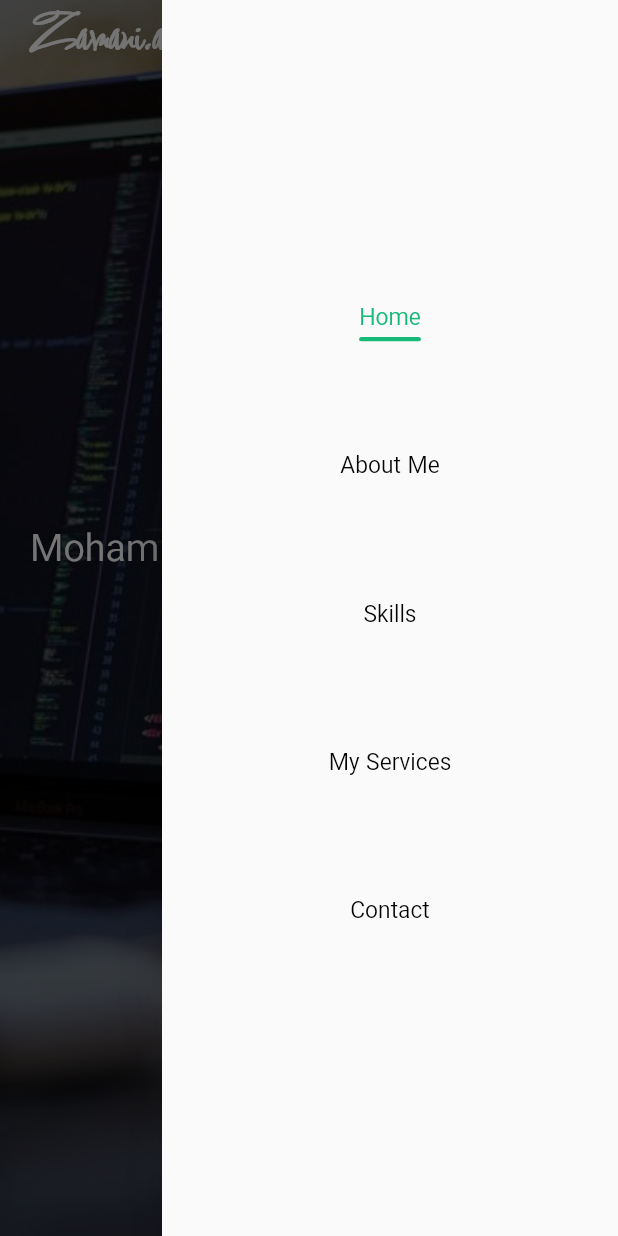
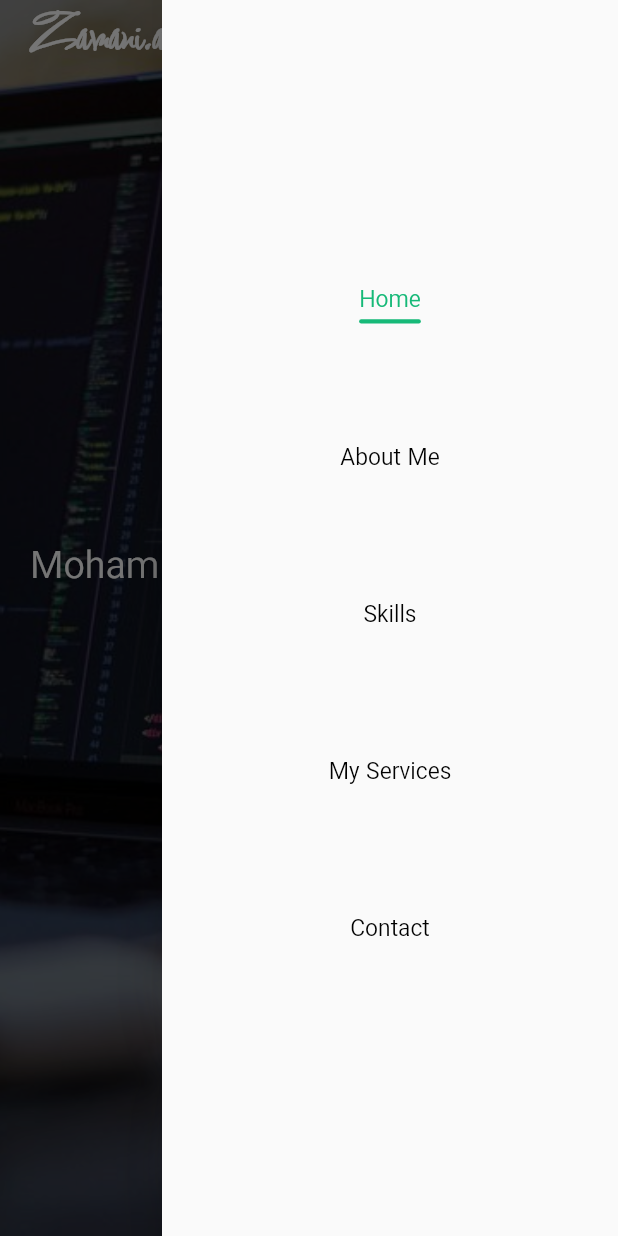
Before and after one commit to zamaniafshar/zamaniafshar.github.io, a Flutter app: the screen it shows after launch, after a tap on the "menu" icon, on a phone screen of 412 x 824 dp. Run offline on Flutter 3.47's test engine with Material 2 defaults, Android fonts, the light colour scheme and no system bars; drawn by our look-alikes of animated_text_kit; our stand-ins replace auto_size_text, flutter_hooks, hooks_riverpod; generated files the repository leaves out were written again.

Commit message:
refactor: make codes cleaner and more readable

```diff
--- a/lib/ui/widgets/about_me/about_me.dart
+++ b/lib/ui/widgets/about_me/about_me.dart
@@ -3,6 +3,7 @@
 import 'package:personal_website/common/constants/assets_paths.dart';
 import 'package:personal_website/common/constants/constants.dart';
 import 'package:personal_website/common/responsive/responsive.dart';
+import 'package:personal_website/ui/widgets/custom_elevated_button.dart';
 
 class AboutMe extends StatelessWidget {
   const AboutMe({super.key});
@@ -12,17 +13,19 @@
     final screen = Screen.of(context);
     final localization = AppLocalizations.of(context)!;
     final theme = Theme.of(context);
+
     final isSmallScreen = screen.width <= kMinLargeTabletWidth;
     final buttonPadding = EdgeInsets.symmetric(
-      horizontal: screen.fromMTD(25, 25, 40),
-      vertical: screen.fromMTD(15, 15, 20),
+      horizontal: screen.fromMTD(20, 25, 40),
+      vertical: screen.fromMTD(10, 15, 15),
     );
+
     final myAvatar = ConstrainedBox(
       constraints: const BoxConstraints(
         maxWidth: 300,
         maxHeight: 300,
-        minWidth: 120,
-        minHeight: 120,
+        minWidth: 150,
+        minHeight: 150,
       ),
       child: PhysicalModel(
         shape: BoxShape.circle,
@@ -38,8 +41,10 @@
         ),
       ),
     );
+
     final aboutMeTextAlign = isSmallScreen ? TextAlign.center : TextAlign.start;
-    final aboutMe = Column(
+
+    Widget aboutMe = Column(
       mainAxisAlignment: MainAxisAlignment.center,
       crossAxisAlignment: isSmallScreen ? CrossAxisAlignment.center : CrossAxisAlignment.start,
       children: [
@@ -67,77 +72,52 @@
         Row(
           mainAxisSize: MainAxisSize.min,
           children: [
-            ElevatedButton(
+            CustomElevatedButton(
               onPressed: () {},
-              style: ElevatedButton.styleFrom(
-                backgroundColor: theme.primaryColor,
-                elevation: 5,
-                shape: RoundedRectangleBorder(
-                  borderRadius: BorderRadius.circular(100),
-                ),
-                padding: buttonPadding,
+              padding: buttonPadding,
+              gradientBackground: LinearGradient(
+                colors: [
+                  theme.primaryColorLight,
+                  theme.primaryColorDark,
+                ],
               ),
-              child: Text(
-                localization.downloadResume,
-                style: theme.textTheme.titleMedium!.copyWith(
-                  color: Colors.white,
-                ),
-              ),
+              borderRadius: BorderRadius.circular(100),
+              child: Text(localization.downloadResume),
             ),
             screen.horizontalSpace(2.5),
-            ElevatedButton(
+            CustomElevatedButton(
               onPressed: () {},
-              style: ElevatedButton.styleFrom(
-                backgroundColor: Colors.white,
-                foregroundColor: theme.primaryColor,
-                surfaceTintColor: theme.primaryColor,
-                elevation: 5,
-                shape: RoundedRectangleBorder(
-                  borderRadius: BorderRadius.circular(100),
-                  side: BorderSide(
-                    color: theme.primaryColor,
-                  ),
-                ),
-                padding: buttonPadding,
+              backgroundColor: Colors.white,
+              foregroundColor: theme.primaryColor,
+              borderSide: BorderSide(
+                color: theme.primaryColor,
               ),
-              child: Text(
-                localization.hireMe,
-                style: theme.textTheme.titleMedium!.copyWith(
-                  color: theme.primaryColor,
-                ),
-              ),
+              borderRadius: BorderRadius.circular(100),
+              child: Text(localization.hireMe),
             ),
           ],
         ),
       ],
     );
 
-    final Widget child;
-    if (isSmallScreen) {
-      child = Column(
+    if (!isSmallScreen) {
+      aboutMe = Expanded(child: aboutMe);
+    }
+
+    final space = isSmallScreen ? SizedBox(height: 25) : SizedBox(width: 40);
+
+    return Padding(
+      padding: screen.contentPadding,
+      child: Flex(
+        direction: isSmallScreen ? Axis.vertical : Axis.horizontal,
         crossAxisAlignment: CrossAxisAlignment.center,
         mainAxisAlignment: MainAxisAlignment.center,
         children: [
           myAvatar,
-          screen.verticalSpace(5),
+          space,
           aboutMe,
         ],
-      );
-    } else {
-      child = Row(
-        crossAxisAlignment: CrossAxisAlignment.center,
-        mainAxisAlignment: MainAxisAlignment.center,
-        children: [
-          myAvatar,
-          screen.horizontalSpace(5),
-          Expanded(child: aboutMe),
-        ],
-      );
-    }
-
-    return Padding(
-      padding: screen.contentPadding,
-      child: child,
+      ),
     );
   }
 }
--- a/lib/ui/widgets/animated_title_text.dart
+++ b/lib/ui/widgets/animated_title_text.dart
@@ -14,6 +14,7 @@
   Widget build(BuildContext context) {
     final theme = Theme.of(context);
     final isSelected = useState(false);
+
     useEffect(() {
       Future.delayed(const Duration(seconds: 1), () {
         if (!context.mounted) return;
@@ -21,10 +22,11 @@
       });
       return null;
     }, const []);
+
     return AnimatedUnderlineText(
       text: title,
       isSelected: isSelected.value,
-      animateText: false,
+      selectedTextColor: theme.colorScheme.onSurface,
       textStyle: theme.textTheme.displaySmall,
       duration: const Duration(milliseconds: 500),
     );
--- a/lib/ui/widgets/animated_underline_text.dart
+++ b/lib/ui/widgets/animated_underline_text.dart
@@ -4,19 +4,20 @@
   const AnimatedUnderlineText({
     Key? key,
     required this.text,
+    this.textStyle,
+    this.selectedTextColor,
+    this.unselectedTextColor,
     this.isSelected = false,
-    this.textStyle,
     this.duration = const Duration(seconds: 1),
-    this.animateText = true,
     this.underlineMaxHeight = 4,
   }) : super(key: key);
 
   final String text;
-  final TextStyle? textStyle;
   final bool isSelected;
   final Duration duration;
-
-  final bool animateText;
+  final TextStyle? textStyle;
+  final Color? selectedTextColor;
+  final Color? unselectedTextColor;
   final double underlineMaxHeight;
 
   @override
@@ -24,6 +25,8 @@
     final theme = Theme.of(context);
     final textStyle = this.textStyle ?? theme.textTheme.titleMedium!;
     final textSize = textStyle.calculateTextSize(context, text);
+    final selectedTextColor = this.selectedTextColor ?? theme.primaryColor;
+    final unselectedTextColor = this.unselectedTextColor ?? theme.colorScheme.onSurface;
 
     return SizedBox(
       height: textSize.height + underlineMaxHeight,
@@ -32,7 +35,7 @@
           AnimatedDefaultTextStyle(
             duration: duration,
             style: textStyle.copyWith(
-              color: isSelected && animateText ? theme.primaryColor : theme.colorScheme.onSurface,
+              color: isSelected ? selectedTextColor : unselectedTextColor,
             ),
             child: Text(text),
           ),
--- a/lib/ui/widgets/contact_me/widgets/send_email.dart
+++ b/lib/ui/widgets/contact_me/widgets/send_email.dart
@@ -82,12 +82,16 @@
               SizedBox(height: 15),
               body,
               SizedBox(height: 30),
-              SizedBox(
+              CustomElevatedButton(
                 width: double.infinity,
-                child: CustomElevatedButton(
-                  onPressed: () {},
-                  child: Text(localization.contactMeButton),
+                gradientBackground: LinearGradient(
+                  colors: [
+                    theme.primaryColorLight,
+                    theme.primaryColorDark,
+                  ],
                 ),
+                onPressed: () {},
+                child: Text(localization.contactMeButton),
               ),
             ],
           ),
--- a/lib/ui/widgets/custom_elevated_button.dart
+++ b/lib/ui/widgets/custom_elevated_button.dart
@@ -1,49 +1,76 @@
 import 'package:flutter/material.dart';
+import 'package:personal_website/common/responsive/responsive.dart';
 
 class CustomElevatedButton extends StatelessWidget {
   const CustomElevatedButton({
     super.key,
     this.onPressed,
+    this.backgroundColor,
+    this.borderRadius,
+    this.borderSide,
+    this.foregroundColor,
+    this.gradientBackground,
+    this.padding,
+    this.height,
+    this.width,
+    this.elevation = 5,
     required this.child,
   });
 
   final void Function()? onPressed;
+  final Color? backgroundColor;
+  final Color? foregroundColor;
+  final Gradient? gradientBackground;
+  final BorderSide? borderSide;
+  final EdgeInsets? padding;
+  final BorderRadius? borderRadius;
+  final double elevation;
+  final double? width;
+  final double? height;
   final Widget child;
 
   @override
   Widget build(BuildContext context) {
+    final screen = Screen.of(context);
     final theme = Theme.of(context);
-    return Container(
-      decoration: BoxDecoration(
-        borderRadius: BorderRadius.circular(10),
-        gradient: LinearGradient(
-          colors: [
-            theme.primaryColorLight,
-            theme.primaryColorDark,
-          ],
-        ),
-        boxShadow: [
-          BoxShadow(
-            color: theme.colorScheme.shadow.withOpacity(0.2),
-            blurRadius: 5,
-            offset: Offset(0, 4),
-            spreadRadius: 2,
-          )
-        ],
+
+    final borderRadius = this.borderRadius ?? BorderRadius.circular(10);
+    final padding = this.padding ??
+        EdgeInsets.symmetric(
+          horizontal: screen.fromMTD(20, 25, 40),
+          vertical: screen.fromMTD(10, 15, 15),
+        );
+    final foregroundColor = this.foregroundColor ?? theme.colorScheme.surface;
+    Color? backgroundColor;
+    if (gradientBackground == null) {
+      backgroundColor = this.backgroundColor ?? theme.primaryColor;
+    }
+    return ElevatedButton(
+      onPressed: onPressed,
+      style: ElevatedButton.styleFrom(
+        foregroundColor: foregroundColor,
+        backgroundColor: Colors.transparent,
+        shape: RoundedRectangleBorder(borderRadius: borderRadius),
+        elevation: elevation,
+        padding: EdgeInsets.zero,
+        side: borderSide,
+        textStyle: TextStyle(fontSize: screen.fromMTD(14, 16, 18)),
       ),
-      child: ElevatedButton(
-        style: ElevatedButton.styleFrom(
-          backgroundColor: Colors.transparent,
-          shadowColor: Colors.transparent,
-          foregroundColor: Colors.white,
-          shape: RoundedRectangleBorder(borderRadius: BorderRadius.circular(10)),
-          padding: EdgeInsets.symmetric(
-            vertical: 20,
-            horizontal: 40,
+      child: SizedBox(
+        height: height,
+        width: width,
+        child: Ink(
+          decoration: BoxDecoration(
+            borderRadius: borderRadius,
+            color: backgroundColor,
+            gradient: gradientBackground,
+          ),
+          child: Container(
+            alignment: width != null || height != null ? Alignment.center : null,
+            padding: padding,
+            child: child,
           ),
         ),
-        onPressed: onPressed,
-        child: child,
       ),
     );
   }
--- a/lib/ui/widgets/sliver_app_bar/home_sliver_appbar.dart
+++ b/lib/ui/widgets/sliver_app_bar/home_sliver_appbar.dart
@@ -4,6 +4,7 @@
 import 'package:personal_website/common/constants/constants.dart';
 import 'package:personal_website/common/responsive/responsive.dart';
 import 'package:personal_website/config/theme/text_theme.dart';
+import 'package:personal_website/ui/widgets/custom_elevated_button.dart';
 import 'package:personal_website/ui/widgets/sliver_app_bar/widgets/home_appbar.dart';
 import 'package:flutter_gen/gen_l10n/app_localizations.dart';
 
@@ -15,6 +16,7 @@
     final theme = Theme.of(context);
     final screen = Screen.of(context);
     final localization = AppLocalizations.of(context)!;
+
     return SliverAppBar(
       expandedHeight: screen.height,
       backgroundColor: theme.colorScheme.background,
@@ -37,6 +39,7 @@
   @override
   Widget build(BuildContext context) {
     final theme = Theme.of(context);
+
     return Theme(
       data: theme.copyWith(
         textTheme: theme.textTheme.merge(getWhiteTextTheme),
@@ -106,26 +109,16 @@
                       ),
                     ),
                     SizedBox(height: 20),
-                    ElevatedButton(
+                    CustomElevatedButton(
                       onPressed: () {},
-                      style: ElevatedButton.styleFrom(
-                        foregroundColor: theme.primaryColorLight,
-                        backgroundColor: Colors.black12,
-                        elevation: 0,
-                        shape: RoundedRectangleBorder(
-                          borderRadius: BorderRadius.circular(100),
-                          side: BorderSide(
-                            color: theme.primaryColor,
-                          ),
-                        ),
-                        padding: const EdgeInsets.symmetric(vertical: 20, horizontal: 40),
+                      borderRadius: BorderRadius.circular(100),
+                      borderSide: BorderSide(
+                        color: theme.primaryColor,
                       ),
-                      child: Text(
-                        localization.hireMe,
-                        style: theme.textTheme.titleLarge!.copyWith(
-                          color: theme.primaryColorLight,
-                        ),
-                      ),
+                      foregroundColor: theme.primaryColorLight,
+                      backgroundColor: Colors.black12,
+                      elevation: 0,
+                      child: Text(localization.hireMe),
                     ),
                   ],
                 ),
--- a/lib/ui/widgets/sliver_app_bar/widgets/custom_navigation_bar.dart
+++ b/lib/ui/widgets/sliver_app_bar/widgets/custom_navigation_bar.dart
@@ -20,6 +20,7 @@
     final selectedIndex = ref.watch(navigationBarSelectedIndex);
     final localization = AppLocalizations.of(context)!;
     final theme = Theme.of(context);
+
     final List<String> items = [
       localization.home,
       localization.aboutMe,
@@ -76,6 +77,7 @@
   Widget build(BuildContext context) {
     final oldIsSelected = usePrevious(isSelected);
     final isSelectedState = useState(isSelected);
+
     if (oldIsSelected != isSelected) {
       isSelectedState.value = isSelected;
     }
--- a/lib/ui/widgets/sliver_app_bar/widgets/home_appbar.dart
+++ b/lib/ui/widgets/sliver_app_bar/widgets/home_appbar.dart
@@ -13,9 +13,11 @@
   Widget build(BuildContext context, WidgetRef ref) {
     final screen = Screen.of(context);
     final theme = Theme.of(context);
+
     final animation = useState(0.0);
     final maxArea = MediaQuery.of(context).size.height - kToolbarHeight;
     final minArea = maxArea - kToolbarHeight;
+
     useEffect(() {
       final controller = ref.read(scrollControllerProvider);
       controller.addListener(
@@ -57,7 +59,6 @@
               ),
             ),
             Expanded(
-              flex: 1,
               child: FractionallySizedBox(
                 widthFactor: screen.adaptive(tablet: 0.9, desktop: 0.7),
                 alignment: Alignment.centerRight,
--- a/lib/ui/widgets/sliver_app_bar/widgets/home_drawer.dart
+++ b/lib/ui/widgets/sliver_app_bar/widgets/home_drawer.dart
@@ -8,9 +8,10 @@
   @override
   Widget build(BuildContext context) {
     final screen = Screen.of(context);
+
     return Drawer(
       child: Padding(
-        padding: EdgeInsets.symmetric(vertical: screen.h(20)),
+        padding: EdgeInsets.symmetric(vertical: 150),
         child: const CustomNavigationBar(
           axis: Axis.vertical,
         ),
```
